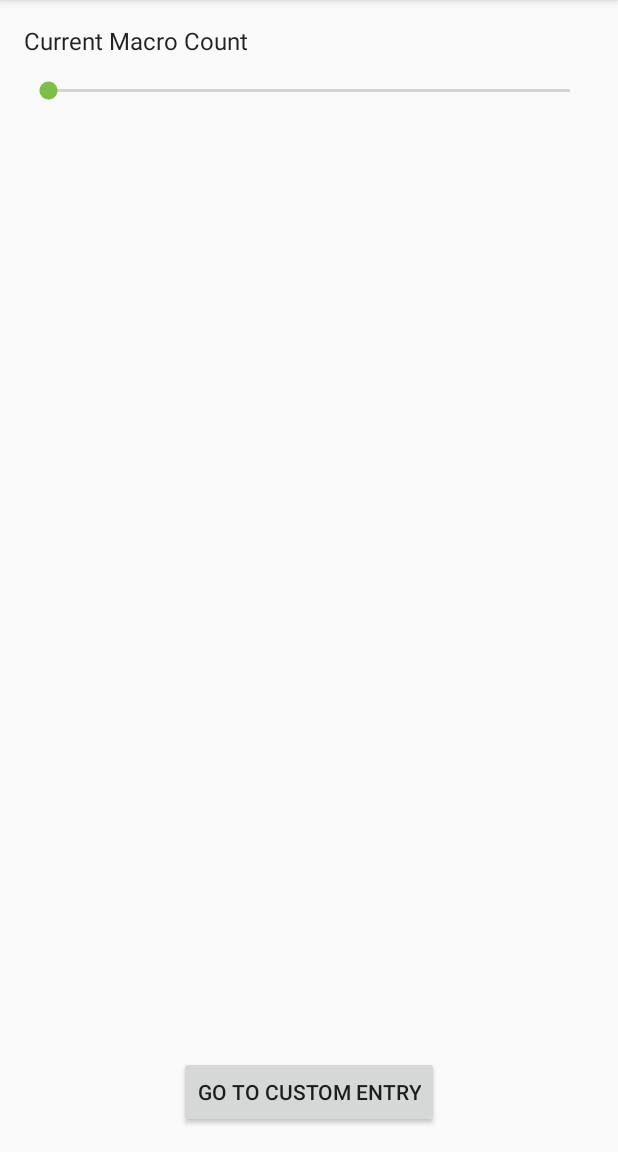
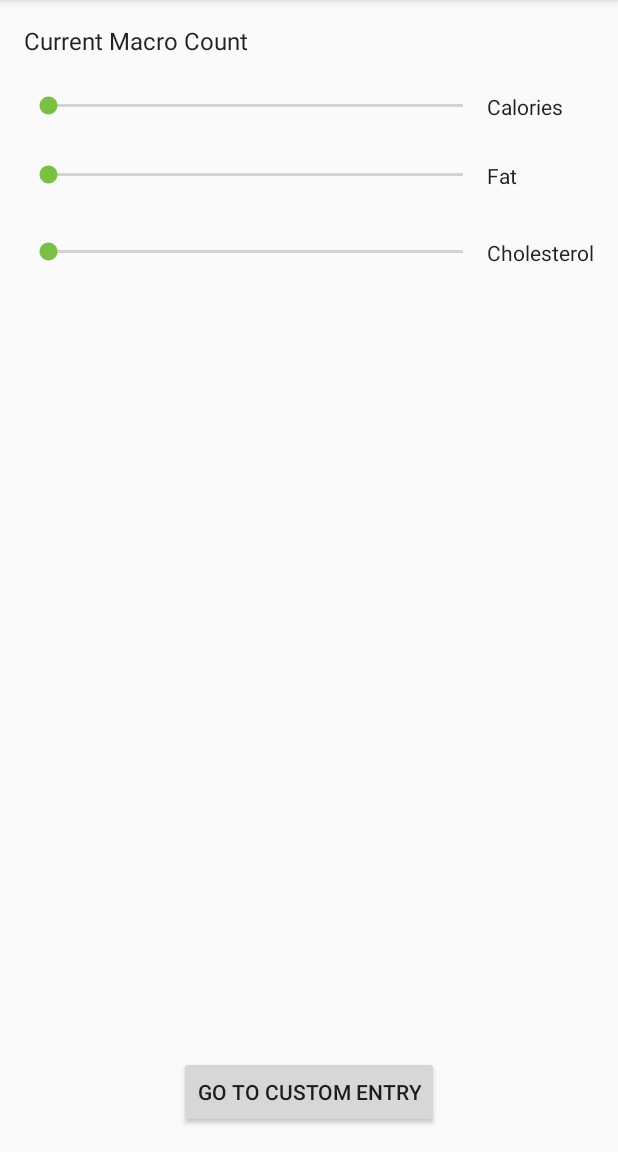
Before and after one commit to james-bonifacio/DeltaHacks3, an Android app: the screen it shows after launch (MainActivity), on a phone screen of 412 x 824 dp, the part 84-1236 px from its top. Run offline under Robolectric (Android 15) with nearby library versions, the phone set to English and light mode, and no system bars.

Commit message:
bars of daily progress

```diff
--- a/app/src/main/res/layout/activity_main.xml
+++ b/app/src/main/res/layout/activity_main.xml
@@ -8,6 +8,19 @@
     android:paddingRight="@dimen/activity_horizontal_margin"
     android:paddingTop="@dimen/activity_vertical_margin"
     tools:context="com.example.james.deltahacks.MainActivity">
+
+    <TextView
+        android:text="Calories"
+        android:layout_width="wrap_content"
+        android:layout_height="wrap_content"
+        android:layout_alignTop="@+id/totalCal"
+        android:layout_alignParentRight="true"
+        android:layout_alignParentEnd="true"
+        android:id="@+id/textView4"
+        android:layout_alignBottom="@+id/totalCal"
+        android:textAppearance="@style/TextAppearance.AppCompat"
+        android:layout_toRightOf="@+id/totalCal"
+        android:layout_toEndOf="@+id/totalCal" />
 
     <Button
         android:layout_width="wrap_content"
@@ -30,12 +43,57 @@
         android:textAppearance="@style/TextAppearance.AppCompat.Menu" />
 
     <SeekBar
+        android:layout_width="wrap_content"
+        android:layout_height="wrap_content"
+        android:id="@+id/seekBar7"
+        android:layout_marginTop="28dp"
+        android:layout_below="@+id/totalCal"
+        android:layout_alignParentLeft="true"
+        android:layout_alignParentStart="true"
+        android:layout_toLeftOf="@+id/textView4"
+        android:layout_toStartOf="@+id/textView4" />
+
+    <TextView
+        android:text="Fat"
+        android:layout_width="wrap_content"
+        android:layout_height="wrap_content"
+        android:id="@+id/lblFat"
+        android:textAppearance="@style/TextAppearance.AppCompat"
+        android:layout_alignTop="@+id/seekBar7"
+        android:layout_toRightOf="@+id/seekBar7"
+        android:layout_alignParentRight="true"
+        android:layout_alignParentEnd="true" />
+
+    <SeekBar
+        android:layout_width="wrap_content"
+        android:layout_height="wrap_content"
+        android:id="@+id/seekBar8"
+        android:layout_below="@+id/seekBar7"
+        android:layout_alignParentLeft="true"
+        android:layout_alignParentStart="true"
+        android:layout_marginTop="33dp"
+        android:layout_toLeftOf="@+id/lblFat"
+        android:layout_toStartOf="@+id/lblFat" />
+
+    <SeekBar
         android:layout_width="match_parent"
         android:layout_height="wrap_content"
         android:id="@+id/totalCal"
+        android:layout_marginTop="23dp"
         android:layout_below="@+id/mainTitle"
         android:layout_alignParentLeft="true"
         android:layout_alignParentStart="true"
-        android:layout_marginTop="13dp" />
+        android:layout_toLeftOf="@+id/lblFat"
+        android:layout_toStartOf="@+id/lblFat" />
+
+    <TextView
+        android:text="Cholesterol"
+        android:layout_width="wrap_content"
+        android:layout_height="wrap_content"
+        android:id="@+id/lblFat"
+        android:textAppearance="@style/TextAppearance.AppCompat"
+        android:layout_alignTop="@+id/seekBar8"
+        android:layout_alignParentRight="true"
+        android:layout_alignParentEnd="true" />
 
 </RelativeLayout>
```
